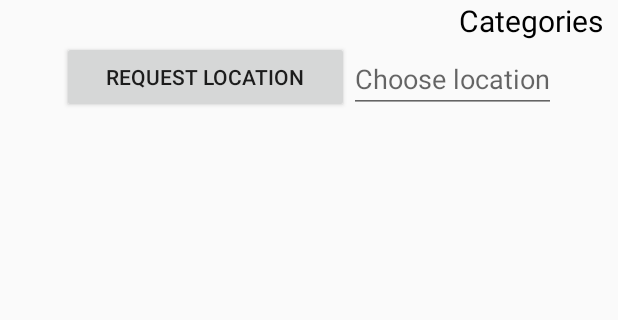
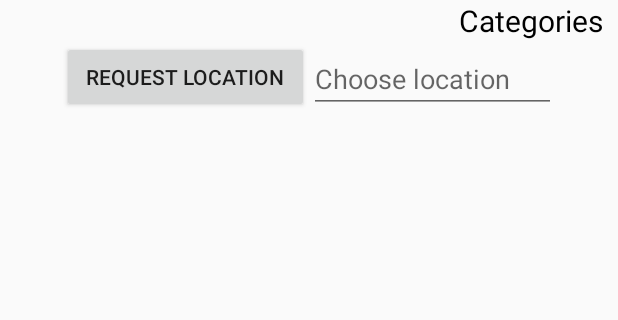
Before and after one commit to tatandru/eventsapp, an Android app: the screen it shows after launch (MainActivity), on a phone screen of 412 x 824 dp, the part 84-404 px from its top. Run offline under Robolectric (Android 15) with nearby library versions, the phone set to English and light mode, and no system bars; 4 statements that could not run were skipped.

Commit message:
Update fragment_homepage.xml

```diff
--- a/app/src/main/res/layout/fragment_homepage.xml
+++ b/app/src/main/res/layout/fragment_homepage.xml
@@ -34,7 +34,7 @@
         android:inputType="none"
         app:layout_constraintBottom_toTopOf="@id/rv_categories"
         app:layout_constraintEnd_toStartOf="@+id/homepage_right_guideline"
-        app:layout_constraintStart_toEndOf="" Of="@+id/btn_request_location"
+        app:layout_constraintStart_toEndOf="@+id/btn_request_location"
         app:layout_constraintTop_toBottomOf="@+id/tv_categories" />
 
     <androidx.recyclerview.widget.RecyclerView
```
